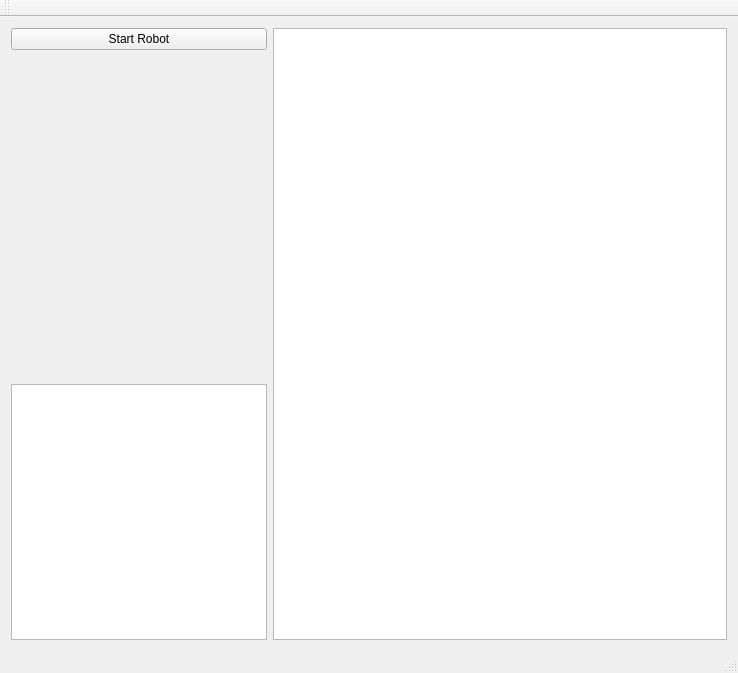
The window that Mapping/mainwindow.ui (schvarcz/AriaMapping) describes before a commit, drawn with Qt 5.
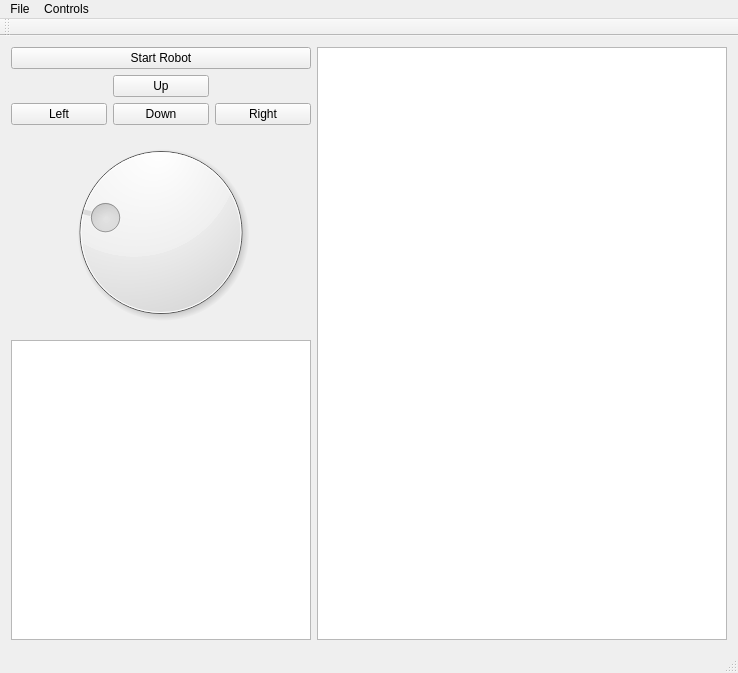
The same window after the commit.

Commit message: Adiciona controle manual do robo e fecha a conexao ao fechar a janela

What changed in the file:
```diff
--- a/Mapping/mainwindow.ui
+++ b/Mapping/mainwindow.ui
@@ -28,17 +28,56 @@
        </widget>
       </item>
       <item>
-       <spacer name="verticalSpacer_2">
-        <property name="orientation">
-         <enum>Qt::Vertical</enum>
+       <layout class="QHBoxLayout" name="horizontalLayout_3">
+        <item>
+         <layout class="QGridLayout" name="gridLayout">
+          <item row="0" column="2">
+           <widget class="QPushButton" name="pbUp">
+            <property name="text">
+             <string>Up</string>
+            </property>
+           </widget>
+          </item>
+          <item row="1" column="2">
+           <widget class="QPushButton" name="pbDown">
+            <property name="text">
+             <string>Down</string>
+            </property>
+           </widget>
+          </item>
+          <item row="1" column="1">
+           <widget class="QPushButton" name="pbLeft">
+            <property name="text">
+             <string>Left</string>
+            </property>
+           </widget>
+          </item>
+          <item row="1" column="3">
+           <widget class="QPushButton" name="pbRight">
+            <property name="text">
+             <string>Right</string>
+            </property>
+           </widget>
+          </item>
+         </layout>
+        </item>
+       </layout>
+      </item>
+      <item>
+       <widget class="QDial" name="dial">
+        <property name="maximum">
+         <number>360</number>
         </property>
-        <property name="sizeHint" stdset="0">
-         <size>
-          <width>20</width>
-          <height>40</height>
-         </size>
+        <property name="singleStep">
+         <number>1</number>
         </property>
-       </spacer>
+        <property name="pageStep">
+         <number>1</number>
+        </property>
+        <property name="value">
+         <number>90</number>
+        </property>
+       </widget>
       </item>
       <item>
        <widget class="QGraphicsView" name="GVSensor">
@@ -50,14 +89,14 @@
         </property>
         <property name="minimumSize">
          <size>
-          <width>256</width>
-          <height>256</height>
+          <width>300</width>
+          <height>300</height>
          </size>
         </property>
         <property name="maximumSize">
          <size>
-          <width>256</width>
-          <height>256</height>
+          <width>300</width>
+          <height>300</height>
          </size>
         </property>
         <property name="focusPolicy">
@@ -88,6 +127,23 @@
      <height>25</height>
     </rect>
    </property>
+   <widget class="QMenu" name="menuFile">
+    <property name="title">
+     <string>File</string>
+    </property>
+    <addaction name="actionExit"/>
+   </widget>
+   <widget class="QMenu" name="menuControls">
+    <property name="title">
+     <string>Controls</string>
+    </property>
+    <addaction name="actionUp"/>
+    <addaction name="actionDown"/>
+    <addaction name="actionLeft"/>
+    <addaction name="actionRight"/>
+   </widget>
+   <addaction name="menuFile"/>
+   <addaction name="menuControls"/>
   </widget>
   <widget class="QToolBar" name="mainToolBar">
    <attribute name="toolBarArea">
```
Left out of the diff: 123 changed lines with no effect on the pictures. The commit also changes 4 other files.
